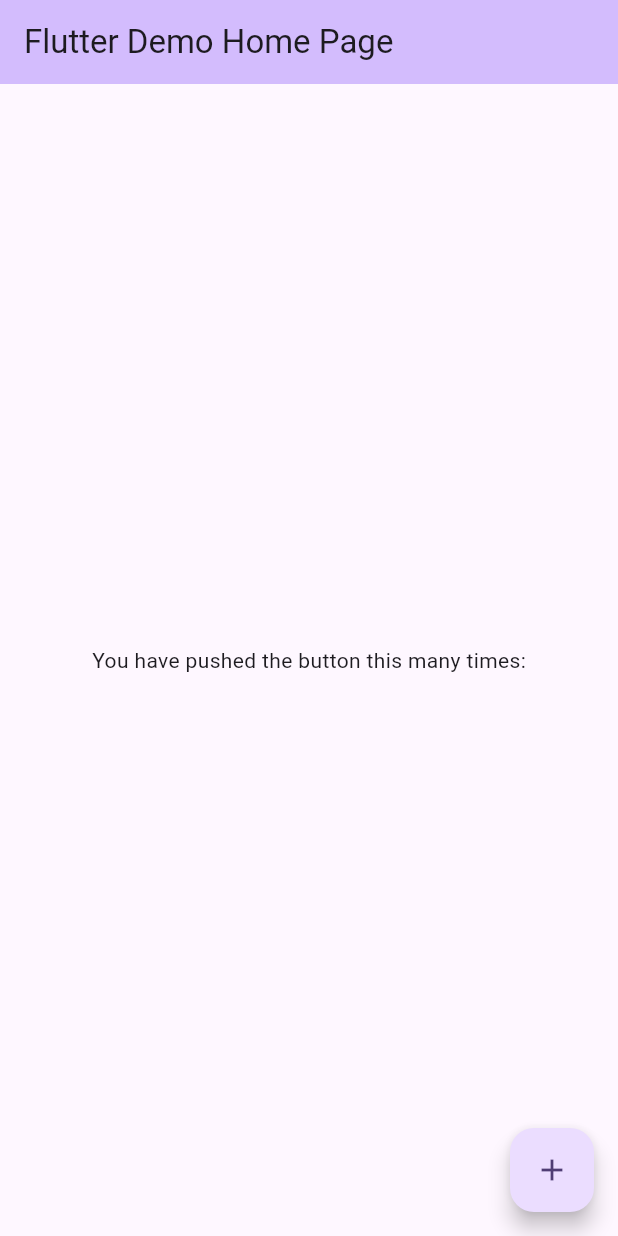
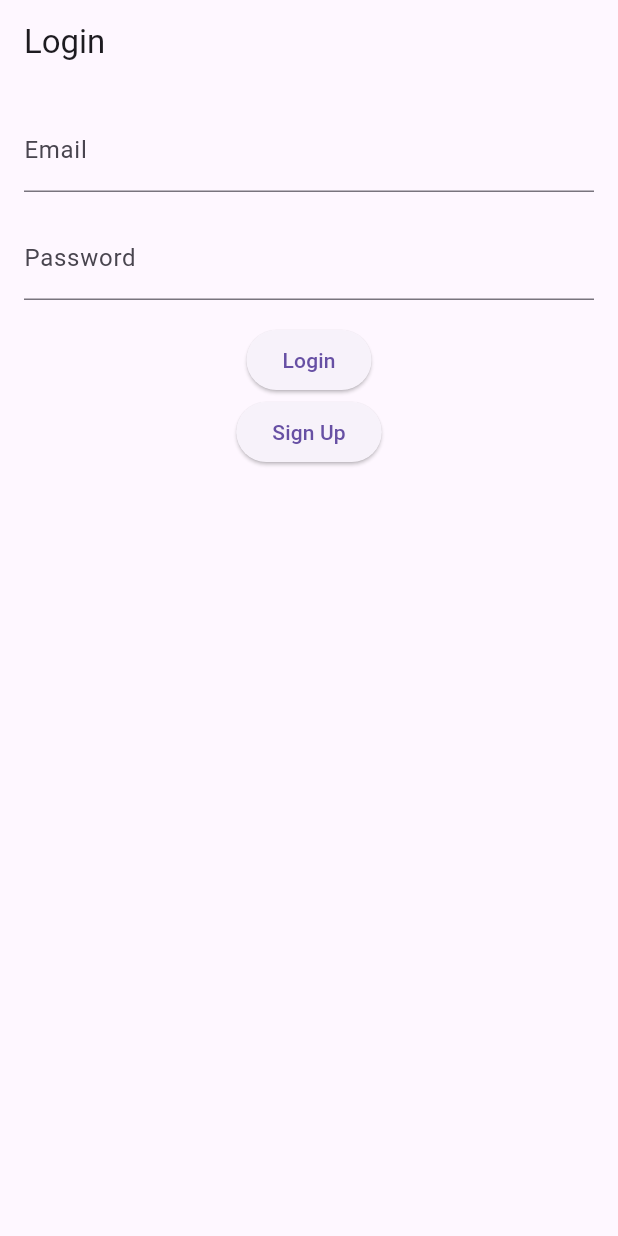
Before and after one commit to keremkahramann/T-VAC, a Flutter app: the screen it shows after launch, on a phone screen of 412 x 824 dp. Run offline on Flutter 3.47's test engine with Material 3 defaults, Android fonts, the phone set to English and light mode, and no system bars; our stand-ins replace firebase_auth, firebase_core; accounts and stored records are empty.

Commit message:
Delete firebase\_options.dart and update main.dart to use new firebase\_options.dart in auth folder and add login and signup screens
This commit removes the old firebase\_options.dart file and updates the main.dart file to use the new firebase\_options.dart file located in the auth folder. Additionally, it adds two new screens for login and signup.

```diff
--- /dev/null
+++ b/t_vac/lib/auth/login.dart
@@ -0,0 +1,112 @@
+import 'package:flutter/material.dart';
+import 'package:firebase_auth/firebase_auth.dart';
+import '../screens/MainMenuScreen.dart';
+
+class LoginScreen extends StatefulWidget {
+  const LoginScreen({super.key});
+
+  @override
+  _LoginScreenState createState() => _LoginScreenState();
+}
+
+class _LoginScreenState extends State<LoginScreen> {
+  final FirebaseAuth _auth = FirebaseAuth.instance;
+  final emailController = TextEditingController();
+  final passwordController = TextEditingController();
+
+  @override
+  Widget build(BuildContext context) {
+    return Scaffold(
+      appBar: AppBar(
+        title: const Text('Login'),
+      ),
+      body: Padding(
+        padding: const EdgeInsets.all(16.0),
+        child: Column(
+          children: [
+            TextField(
+              controller: emailController,
+              decoration: const InputDecoration(
+                labelText: 'Email',
+              ),
+            ),
+            const SizedBox(height: 16.0),
+            TextField(
+              controller: passwordController,
+              decoration: const InputDecoration(
+                labelText: 'Password',
+              ),
+              obscureText: true,
+            ),
+            const SizedBox(height: 16.0),
+            ElevatedButton(
+              onPressed: () async {
+                try {
+                  final userCredential = await _auth.signInWithEmailAndPassword(
+                    email: emailController.text,
+                    password: passwordController.text,
+                  );
+                  // Navigate to main menu screen after successful login
+                  Navigator.pushReplacement(
+                    context,
+                    MaterialPageRoute(
+                      builder: (context) => const MainMenuScreen(),
+                    ),
+                  );
+                } on FirebaseAuthException catch (e) {
+                  if (e.code == 'user-not-found') {
+                    ScaffoldMessenger.of(context).showSnackBar(
+                      const SnackBar(
+                        content: Text('User not found. Please register.'),
+                        duration: Duration(seconds: 3),
+                      ),
+                    );
+                  } else if (e.code == 'wrong-password') {
+                    ScaffoldMessenger.of(context).showSnackBar(
+                      const SnackBar(
+                        content: Text('Wrong password. Please try again.'),
+                        duration: Duration(seconds: 3),
+                      ),
+                    );
+                  } else if (e.code == 'invalid-email') {
+                    ScaffoldMessenger.of(context).showSnackBar(
+                      const SnackBar(
+                        content: Text('Invalid email address.'),
+                        duration: Duration(seconds: 3),
+                      ),
+                    );
+                  } else {
+                    print('Error: ${e.message}');
+                    ScaffoldMessenger.of(context).showSnackBar(
+                      const SnackBar(
+                        content:
+                            Text('An error occurred. Please try again later.'),
+                        duration: Duration(seconds: 3),
+                      ),
+                    );
+                  }
+                } catch (e) {
+                  print('Error: $e');
+                  ScaffoldMessenger.of(context).showSnackBar(
+                    const SnackBar(
+                      content:
+                          Text('An error occurred. Please try again later.'),
+                      duration: Duration(seconds: 3),
+                    ),
+                  );
+                }
+              },
+              child: const Text('Login'),
+            ),
+            ElevatedButton(
+              onPressed: () {
+                Navigator.pushNamed(context, '/signup');
+              },
+              child: const Text('Sign Up'),
+            ),
+          ],
+        ),
+      ),
+    );
+  }
+}
--- a/t_vac/lib/main.dart
+++ b/t_vac/lib/main.dart
@@ -1,15 +1,15 @@
+import 'package:firebase_core/firebase_core.dart';
 import 'package:flutter/material.dart';
-import 'package:quickalert/quickalert.dart';
-import 'package:firebase_core/firebase_core.dart';
-import 'package:t_vac/firebase_options.dart';
-// import 'package:persistent_bottom_nav_bar/persistent_tab_view.dart';
+import 'package:t_vac/auth/firebase_options.dart';
+import 'auth/login.dart' as login;
+import 'auth/signup.dart' as signup;
 
 void main() async {
   WidgetsFlutterBinding.ensureInitialized();
   await Firebase.initializeApp(
     options: DefaultFirebaseOptions.currentPlatform,
   );
-  runApp(MyApp());
+  runApp(const MyApp());
 }
 
 class MyApp extends StatelessWidget {
@@ -18,91 +18,15 @@ class MyApp extends StatelessWidget {
   @override
   Widget build(BuildContext context) {
     return MaterialApp(
-      title: 'Flutter Demo',
+      title: 'Flutter Firebase Login',
       theme: ThemeData(
-        colorScheme: ColorScheme.fromSeed(seedColor: Colors.deepPurple),
-        useMaterial3: true,
+        primarySwatch: Colors.blue,
       ),
-      home: const MyHomePage(title: 'Flutter Demo Home Page'),
-    );
-    //  PersistentTabController controller;
-
-    // controller = PersistentTabController(initialIndex: 0);
-
-    // return PersistentTabView(
-    //   context,
-    //   screens: [],
-    //   controller: controller,
-    //   confineInSafeArea: true,
-    //   backgroundColor: Colors.white, // Default is Colors.white.
-    //   handleAndroidBackButtonPress: true, // Default is true.
-    //   resizeToAvoidBottomInset:
-    //       true, // This needs to be true if you want to move up the screen when keyboard appears. Default is true.
-    //   stateManagement: true, // Default is true.
-    //   hideNavigationBarWhenKeyboardShows:
-    //       true, // Recommended to set 'resizeToAvoidBottomInset' as true while using this argument. Default is true.
-    //   decoration: NavBarDecoration(
-    //     borderRadius: BorderRadius.circular(10.0),
-    //     colorBehindNavBar: Colors.white,
-    //   ),
-    //   popAllScreensOnTapOfSelectedTab: true,
-    //   popActionScreens: PopActionScreensType.all,
-    //   itemAnimationProperties: ItemAnimationProperties(
-    //     // Navigation Bar's items animation properties.
-    //     duration: Duration(milliseconds: 200),
-    //     curve: Curves.ease,
-    //   ),
-    //   screenTransitionAnimation: ScreenTransitionAnimation(
-    //     // Screen transition animation on change of selected tab.
-    //     animateTabTransition: true,
-    //     curve: Curves.ease,
-    //     duration: Duration(milliseconds: 200),
-    //   ),
-    //   navBarStyle:
-    //       NavBarStyle.style1, // Choose the nav bar style with this property.
-    // );
-  }
-}
-
-class MyHomePage extends StatefulWidget {
-  const MyHomePage({super.key, required this.title});
-
-  final String title;
-
-  @override
-  State<MyHomePage> createState() => _MyHomePageState();
-}
-
-class _MyHomePageState extends State<MyHomePage> {
-  void _incrementCounter() {
-    // setState(() {
-    //   _counter++;
-    // });
-    QuickAlert.show(context: context, type: QuickAlertType.success);
-  }
-
-  @override
-  Widget build(BuildContext context) {
-    return Scaffold(
-      appBar: AppBar(
-        backgroundColor: Theme.of(context).colorScheme.inversePrimary,
-        title: Text(widget.title),
-      ),
-      body: const Center(
-        child: Column(
-          mainAxisAlignment: MainAxisAlignment.center,
-          children: <Widget>[
-            Text(
-              'You have pushed the button this many times:',
-            ),
-          ],
-        ),
-      ),
-      floatingActionButton: FloatingActionButton(
-        onPressed: _incrementCounter,
-        tooltip: 'Increment',
-        child: const Icon(Icons.add),
-      ),
+      initialRoute: '/login',
+      routes: {
+        '/login': (context) => const login.LoginScreen(),
+        '/signup': (context) => const signup.SignupScreen(),
+      },
     );
   }
 }
```
Also changed, not shown: t_vac/lib/auth/signup.dart (added, +61 -0 lines), t_vac/lib/screens/MainMenuScreen.dart (added, +113 -0 lines), t_vac/lib/screens/business_page.dart (added, +17 -0 lines), t_vac/lib/screens/home_page.dart (added, +17 -0 lines), t_vac/lib/screens/school_page.dart (added, +17 -0 lines), t_vac/lib/screens/settings_page.dart (added, +17 -0 lines), t_vac/lib/auth/firebase_options.dart.
